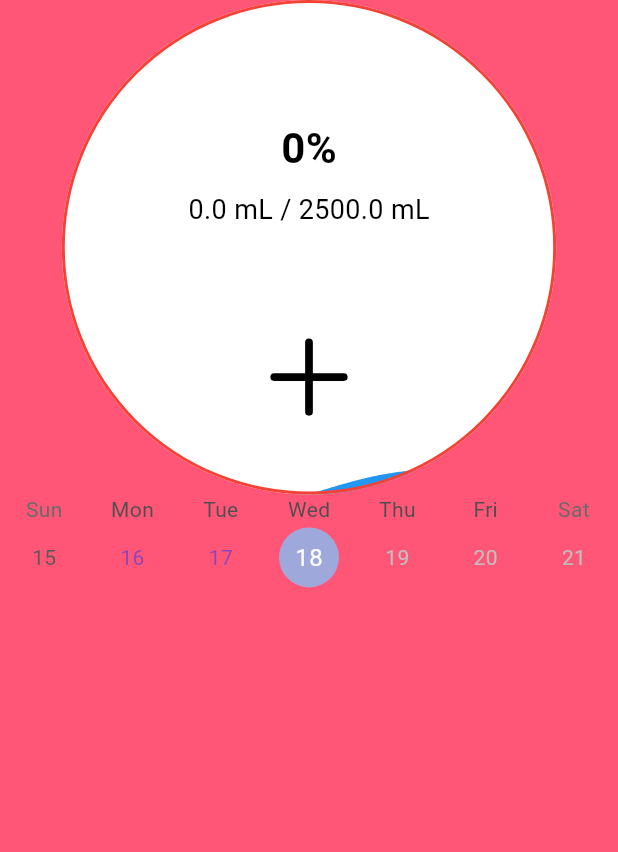
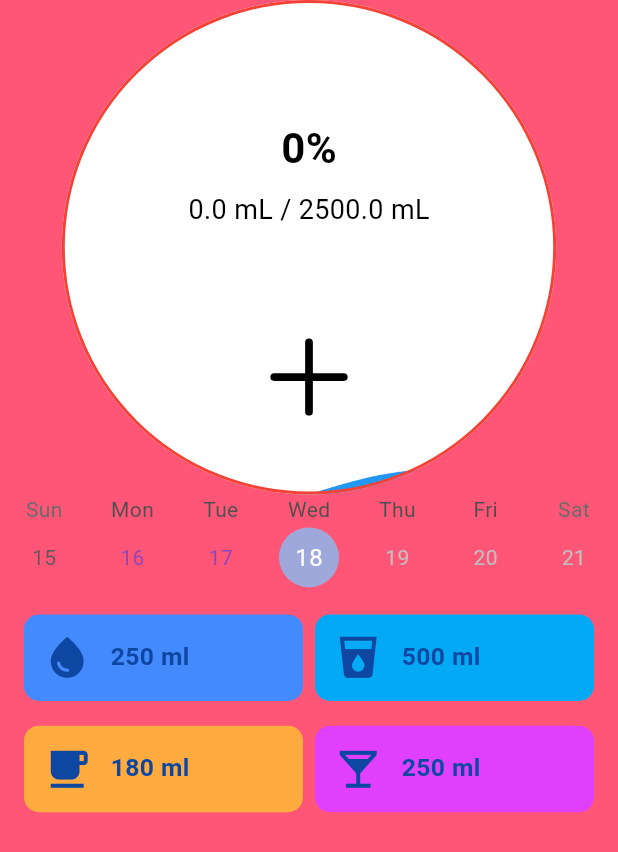
Before and after one commit to real-Hafez/lose_weight_eat_healthy, a Flutter app: the Water screen opened directly, on a phone screen of 412 x 824 dp. Shown: the top 852 px of the screen. Run offline on Flutter 3.47's test engine with Material 3 defaults, Android fonts, the phone set to English and light mode, and no system bars; drawn by our look-alikes of table_calendar; our stand-ins replace animated_text_kit, another_flutter_splash_screen, auto_size_text, bloc, cloud_firestore, device_preview and 14 more; accounts and stored records are empty.

Commit message:
make a 4 button to let user chooes his plus in water

```diff
--- a/lib/src/features/water/pages/water.dart
+++ b/lib/src/features/water/pages/water.dart
@@ -125,9 +125,130 @@ class _WaterState extends State<Water> {
               _updateWidget();
             },
           ),
-          calender_for_training_water(goalReachedDays: _goalReachedDays),
+          calender_for_training_water(
+            goalReachedDays: _goalReachedDays,
+          ),
+          Padding(
+            padding: const EdgeInsets.all(12),
+            child: Column(
+              crossAxisAlignment: CrossAxisAlignment.stretch,
+              children: [
+                const ResponsiveRow(
+                  children: [
+                    WaterIntakeCard(
+                      icon: Icons.water_drop,
+                      amount: 250,
+                      backgroundColor: Colors.blueAccent,
+                    ),
+                    WaterIntakeCard(
+                      icon: Icons.local_drink,
+                      amount: 500,
+                      backgroundColor: Colors.lightBlue,
+                    ),
+                  ],
+                ),
+                SizedBox(
+                  height: MediaQuery.of(context).size.height * .02,
+                ),
+                const ResponsiveRow(
+                  children: [
+                    WaterIntakeCard(
+                      icon: Icons.local_cafe,
+                      amount: 180,
+                      backgroundColor: Colors.orangeAccent,
+                    ),
+                    WaterIntakeCard(
+                      icon: Icons.local_bar,
+                      amount: 250,
+                      backgroundColor: Colors.purpleAccent,
+                    ),
+                  ],
+                ),
+              ],
+            ),
+          ),
         ],
       ),
     );
   }
 }
+
+class WaterIntakeCard extends StatelessWidget {
+  final IconData icon;
+  final int amount;
+  final Color backgroundColor;
+
+  const WaterIntakeCard({
+    super.key,
+    required this.icon,
+    required this.amount,
+    required this.backgroundColor,
+  });
+
+  @override
+  Widget build(BuildContext context) {
+    final iconSize = MediaQuery.of(context).size.height * .04;
+    final textSize = MediaQuery.of(context).size.height * .02;
+    final padding = MediaQuery.of(context).size.width * .03;
+
+    return Container(
+      padding: EdgeInsets.all(padding),
+      decoration: BoxDecoration(
+        color: backgroundColor,
+        borderRadius: BorderRadius.circular(
+          10,
+        ),
+      ),
+      child: Row(
+        mainAxisSize: MainAxisSize.min,
+        children: [
+          Icon(
+            icon,
+            size: iconSize,
+            color: Colors.blue[900],
+          ),
+          SizedBox(
+            width: padding,
+          ),
+          Text(
+            '$amount ml',
+            style: TextStyle(
+              fontSize: textSize,
+              fontWeight: FontWeight.bold,
+              color: Colors.blue[900],
+            ),
+          ),
+        ],
+      ),
+    );
+  }
+}
+
+class ResponsiveRow extends StatelessWidget {
+  final List<Widget> children;
+
+  const ResponsiveRow({super.key, required this.children});
+
+  @override
+  Widget build(BuildContext context) {
+    final isSmallScreen = MediaQuery.of(context).size.width < 600;
+
+    return Row(
+      mainAxisAlignment: MainAxisAlignment.spaceBetween,
+      children: children
+          .map((child) => Expanded(
+                child: Padding(
+                  padding: isSmallScreen
+                      ? const EdgeInsets.symmetric(
+                          horizontal: 4.0,
+                        )
+                      : const EdgeInsets.symmetric(
+                          horizontal: 8.0,
+                        ),
+                  child: child,
+                ),
+              ))
+          .toList(),
+    );
+  }
+}
```
